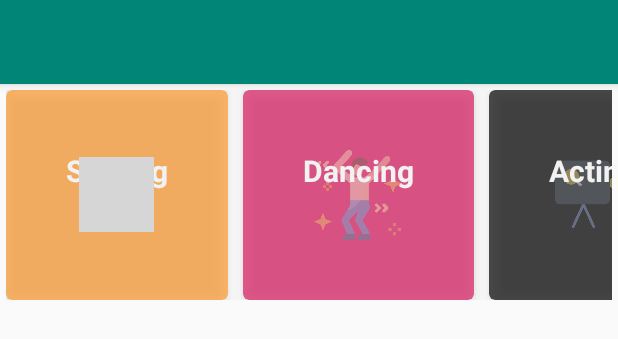
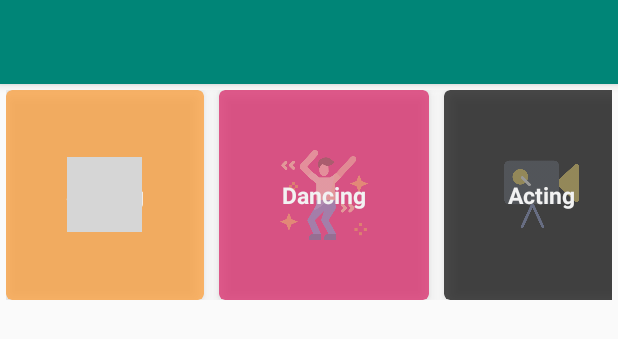
Before and after one commit to Digant20/HiBollywood_latest, an Android app: the layout app_bar_nav_drawer.xml on its own in the app's theme, with its tools: preview values and no code run, on a phone screen of 412 x 824 dp. Shown: the top 339 px of the screen. Run offline under Robolectric (Android 15) with nearby library versions, the phone set to English and light mode, and no system bars; grey boxes are pictures that could not be loaded.

Commit message:
equal qeight for cards

```diff
--- a/app/src/main/res/layout/content_nav_drawer.xml
+++ b/app/src/main/res/layout/content_nav_drawer.xml
@@ -27,10 +27,10 @@
 
                 <android.support.v7.widget.CardView
                     android:id="@+id/cardSing"
-                    android:layout_width="wrap_content"
+                    android:layout_width="0px"
                     android:layout_height="match_parent"
                     android:layout_marginEnd="10dp"
-                    android:layout_weight="1"
+                    android:layout_weight="2"
                     android:alpha="0.7"
                     android:clickable="true"
                     app:cardBackgroundColor="#FE9A2E"
@@ -59,8 +59,10 @@
                             android:layout_width="wrap_content"
                             android:layout_height="wrap_content"
                             android:text="Singing"
+                            android:gravity="center"
+                            android:layout_gravity="center"
                             android:textColor="#FFFFFF"
-                            android:textSize="20dp"
+                            android:textSize="15dp"
                             android:textStyle="bold" />
                     </FrameLayout>
 
@@ -68,10 +70,10 @@
 
                 <android.support.v7.widget.CardView
                     android:id="@+id/cardDance"
-                    android:layout_width="wrap_content"
+                    android:layout_width="0px"
                     android:layout_height="match_parent"
                     android:layout_marginEnd="10dp"
-                    android:layout_weight="1"
+                    android:layout_weight="2"
                     android:alpha="0.7"
                     android:clickable="true"
                     app:cardBackgroundColor="@color/colorAccent"
@@ -95,8 +97,10 @@
                         android:layout_width="wrap_content"
                         android:layout_height="wrap_content"
                         android:text="Dancing"
-                        android:textColor="#FFF"
-                        android:textSize="20dp"
+                        android:gravity="center"
+                        android:layout_gravity="center"
+                        android:textColor="#FFFFFF"
+                        android:textSize="15dp"
                         android:textStyle="bold" />
                     </FrameLayout>
 
@@ -105,10 +109,10 @@
 
                 <android.support.v7.widget.CardView
                     android:id="@+id/cardActing"
-                    android:layout_width="wrap_content"
+                    android:layout_width="0px"
                     android:layout_height="match_parent"
                     android:layout_marginEnd="10dp"
-                    android:layout_weight="1"
+                    android:layout_weight="2"
                     android:alpha="0.7"
                     android:clickable="true"
                     app:cardBackgroundColor="#000000"
@@ -133,8 +137,10 @@
                             android:layout_width="wrap_content"
                             android:layout_height="wrap_content"
                             android:text="Acting"
-                            android:textColor="#FFF"
-                            android:textSize="20dp"
+                            android:gravity="center"
+                            android:layout_gravity="center"
+                            android:textColor="#FFFFFF"
+                            android:textSize="15dp"
                             android:textStyle="bold" />
                     </FrameLayout>
 
@@ -142,10 +148,10 @@
 
                 <android.support.v7.widget.CardView
                     android:id="@+id/cardModelling"
-                    android:layout_width="wrap_content"
+                    android:layout_width="0px"
                     android:layout_height="match_parent"
                     android:layout_marginEnd="10dp"
-                    android:layout_weight="1"
+                    android:layout_weight="2"
                     android:alpha="0.5"
                     android:clickable="true"
                     app:cardBackgroundColor="#FE2EF7"
@@ -170,8 +176,10 @@
                             android:layout_width="wrap_content"
                             android:layout_height="wrap_content"
                             android:text="Modeling"
-                            android:textColor="#FFF"
-                            android:textSize="20dp"
+                            android:gravity="center"
+                            android:layout_gravity="center"
+                            android:textColor="#FFFFFF"
+                            android:textSize="13dp"
                             android:textStyle="bold" />
                     </FrameLayout>
 
@@ -179,9 +187,9 @@
 
                 <android.support.v7.widget.CardView
                     android:id="@+id/cardGuitarist"
-                    android:layout_width="match_parent"
+                    android:layout_width="0px"
                     android:layout_height="match_parent"
-                    android:layout_weight="1"
+                    android:layout_weight="2"
                     android:alpha="0.7"
                     android:clickable="true"
                     app:cardBackgroundColor="#00FFFF"
@@ -206,8 +214,10 @@
                             android:layout_width="wrap_content"
                             android:layout_height="wrap_content"
                             android:text="Guitarist"
-                            android:textColor="#FFF"
-                            android:textSize="20dp"
+                            android:gravity="center"
+                            android:layout_gravity="center"
+                            android:textColor="#FFFFFF"
+                            android:textSize="14dp"
                             android:textStyle="bold" />
                     </FrameLayout>
 
```
